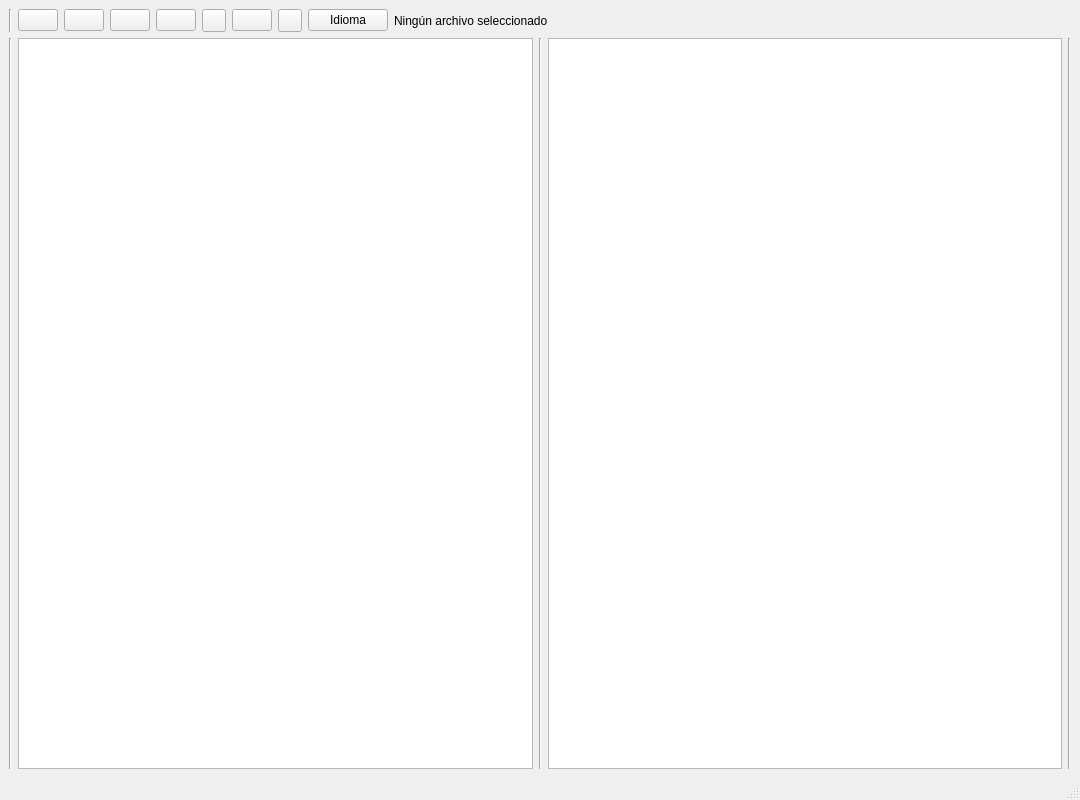
Old version of the form app/mainInterface.ui in the repository alvvazort/markdown2HTML.
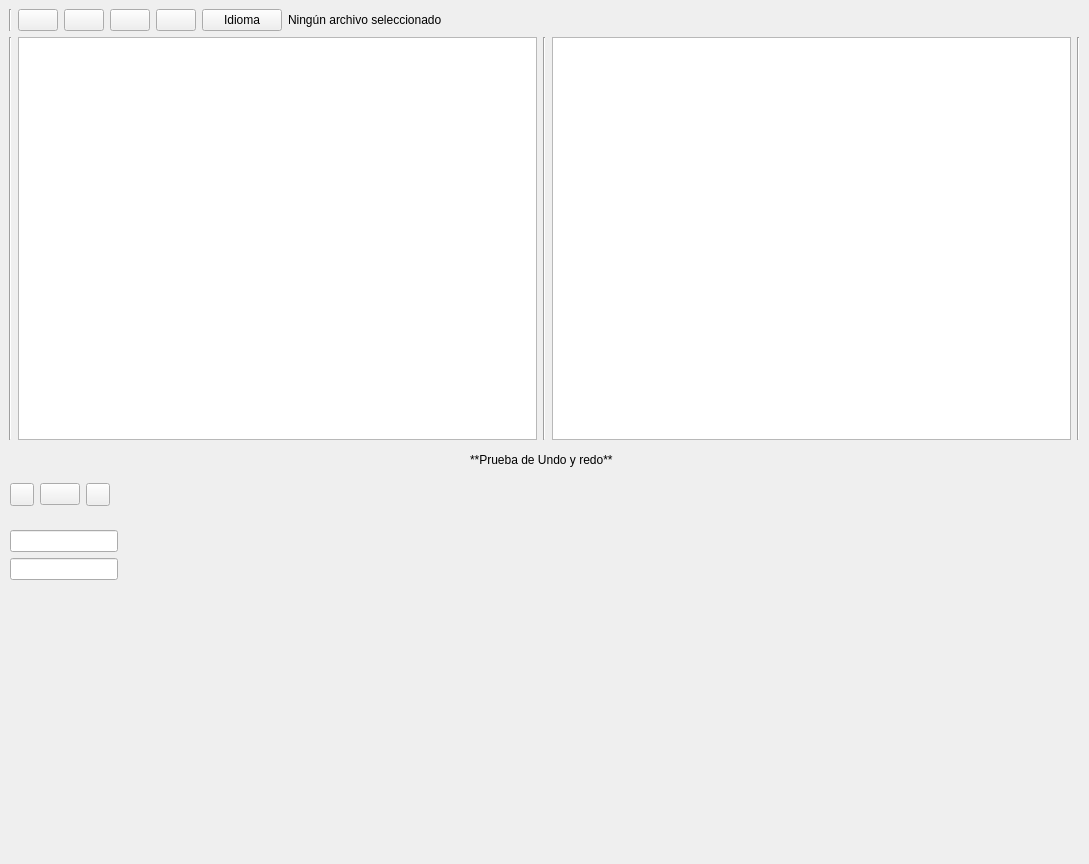
New version of the form. Icons and pictures are not drawn.

```diff
--- a/app/mainInterface.ui
+++ b/app/mainInterface.ui
@@ -6,8 +6,8 @@
    <rect>
     <x>0</x>
     <y>0</y>
-    <width>1080</width>
-    <height>800</height>
+    <width>1089</width>
+    <height>864</height>
    </rect>
   </property>
   <property name="windowTitle">
@@ -21,11 +21,20 @@
    <bool>true</bool>
   </property>
   <widget class="QWidget" name="centralwidget">
+   <widget class="QWidget" name="verticalLayoutWidget">
+    <property name="geometry">
+     <rect>
+      <x>9</x>
+      <y>9</y>
+      <width>1071</width>
+      <height>431</height>
+     </rect>
+    </property>
    <layout class="QVBoxLayout" name="verticalLayout">
     <item>
-     <layout class="QHBoxLayout" name="horizontalLayout">
+      <layout class="QHBoxLayout" name="horizontalLayout_7">
       <item>
-       <widget class="Line" name="line_4">
+        <widget class="Line" name="line_9">
         <property name="orientation">
          <enum>Qt::Vertical</enum>
         </property>
@@ -100,6 +109,87 @@
        </widget>
       </item>
       <item>
+        <widget class="QPushButton" name="languagePickerButton">
+         <property name="text">
+          <string>Idioma</string>
+         </property>
+        </widget>
+       </item>
+       <item>
+        <widget class="QLabel" name="currentFile">
+         <property name="sizePolicy">
+          <sizepolicy hsizetype="MinimumExpanding" vsizetype="Preferred">
+           <horstretch>0</horstretch>
+           <verstretch>0</verstretch>
+          </sizepolicy>
+         </property>
+         <property name="text">
+          <string>Ningún archivo seleccionado</string>
+         </property>
+        </widget>
+       </item>
+      </layout>
+     </item>
+     <item>
+      <layout class="QHBoxLayout" name="horizontalLayout_8">
+       <item>
+        <widget class="Line" name="line_10">
+         <property name="orientation">
+          <enum>Qt::Vertical</enum>
+         </property>
+        </widget>
+       </item>
+       <item>
+        <widget class="QPlainTextEdit" name="textEditor"/>
+       </item>
+       <item>
+        <widget class="Line" name="line_11">
+         <property name="orientation">
+          <enum>Qt::Vertical</enum>
+         </property>
+        </widget>
+       </item>
+       <item>
+        <widget class="QTextEdit" name="htmlDisplayer"/>
+       </item>
+       <item>
+        <widget class="Line" name="line_12">
+         <property name="orientation">
+          <enum>Qt::Vertical</enum>
+         </property>
+        </widget>
+       </item>
+      </layout>
+     </item>
+    </layout>
+   </widget>
+   <widget class="QLabel" name="label">
+    <property name="geometry">
+     <rect>
+      <x>470</x>
+      <y>450</y>
+      <width>151</width>
+      <height>20</height>
+     </rect>
+    </property>
+    <property name="text">
+     <string>**Prueba de Undo y redo**</string>
+    </property>
+    <property name="textFormat">
+     <enum>Qt::MarkdownText</enum>
+    </property>
+   </widget>
+   <widget class="QWidget" name="horizontalLayoutWidget_2">
+    <property name="geometry">
+     <rect>
+      <x>10</x>
+      <y>479</y>
+      <width>1051</width>
+      <height>31</height>
+     </rect>
+    </property>
+    <layout class="QHBoxLayout" name="horizontalLayout_11">
+     <item>
        <widget class="QToolButton" name="undoButton">
         <property name="text">
          <string/>
@@ -148,61 +238,50 @@
        </widget>
       </item>
       <item>
-       <widget class="QPushButton" name="languagePickerButton">
-        <property name="text">
-         <string>Idioma</string>
-        </property>
-       </widget>
-      </item>
-      <item>
-       <widget class="QLabel" name="currentFile">
-        <property name="sizePolicy">
-         <sizepolicy hsizetype="MinimumExpanding" vsizetype="Preferred">
-          <horstretch>0</horstretch>
-          <verstretch>0</verstretch>
-         </sizepolicy>
-        </property>
-        <property name="text">
-         <string>Ningún archivo seleccionado</string>
-        </property>
-       </widget>
-      </item>
-     </layout>
-    </item>
-    <item>
-     <layout class="QHBoxLayout" name="horizontalLayout_2">
-      <item>
-       <widget class="Line" name="line_2">
-        <property name="orientation">
-         <enum>Qt::Vertical</enum>
-        </property>
-       </widget>
-      </item>
-      <item>
-       <widget class="QPlainTextEdit" name="textEditor"/>
-      </item>
-      <item>
-       <widget class="Line" name="line">
-        <property name="orientation">
-         <enum>Qt::Vertical</enum>
-        </property>
-       </widget>
-      </item>
-      <item>
-       <widget class="QTextEdit" name="htmlDisplayer"/>
-      </item>
-      <item>
-       <widget class="Line" name="line_3">
-        <property name="orientation">
-         <enum>Qt::Vertical</enum>
-        </property>
-       </widget>
-      </item>
-     </layout>
-    </item>
-   </layout>
+      <spacer name="horizontalSpacer">
+       <property name="orientation">
+        <enum>Qt::Horizontal</enum>
+       </property>
+       <property name="sizeHint" stdset="0">
+        <size>
+         <width>40</width>
+         <height>20</height>
+        </size>
+       </property>
+      </spacer>
+     </item>
+    </layout>
+   </widget>
+   <widget class="QWidget" name="formLayoutWidget">
+    <property name="geometry">
+     <rect>
+      <x>10</x>
+      <y>530</y>
+      <width>531</width>
+      <height>171</height>
+     </rect>
+    </property>
+    <layout class="QFormLayout" name="formLayout">
+     <item row="1" column="0">
+      <widget class="QLineEdit" name="addressEdit"/>
+     </item>
+     <item row="0" column="0">
+      <widget class="QLineEdit" name="nameEdit"/>
+     </item>
+    </layout>
+   </widget>
+   <widget class="QWidget" name="horizontalLayoutWidget">
+    <property name="geometry">
+     <rect>
+      <x>560</x>
+      <y>530</y>
+      <width>501</width>
+      <height>171</height>
+     </rect>
+    </property>
+    <layout class="QHBoxLayout" name="horizontalLayout"/>
+   </widget>
   </widget>
-  <widget class="QStatusBar" name="statusbar"/>
  </widget>
  <resources/>
  <connections/>
```
Lines whose indentation alone changed are shown as unchanged.
